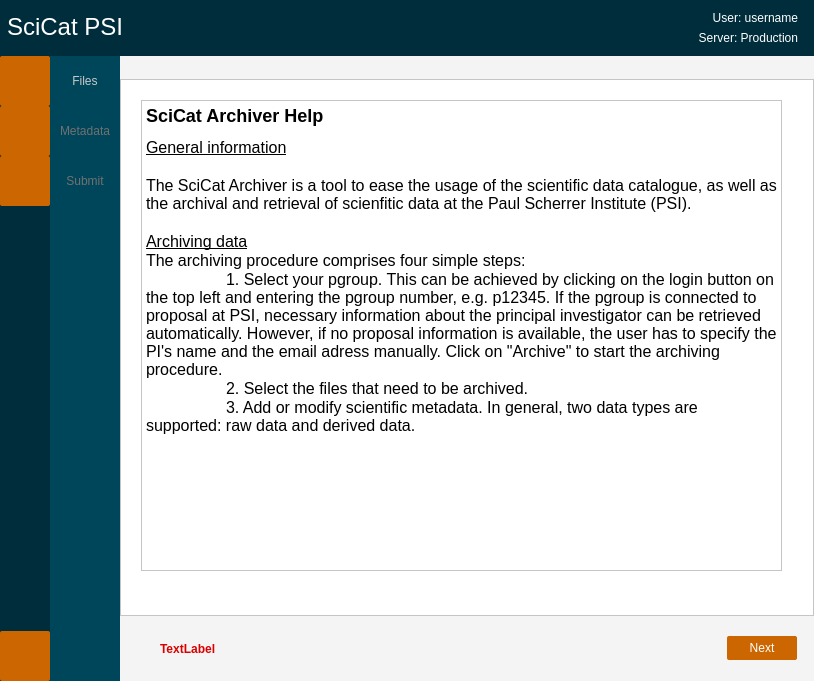
Above: PSIArchiver/dialog.ui from paulscherrerinstitute/scicat-qt before the change. Below: the same form after it.
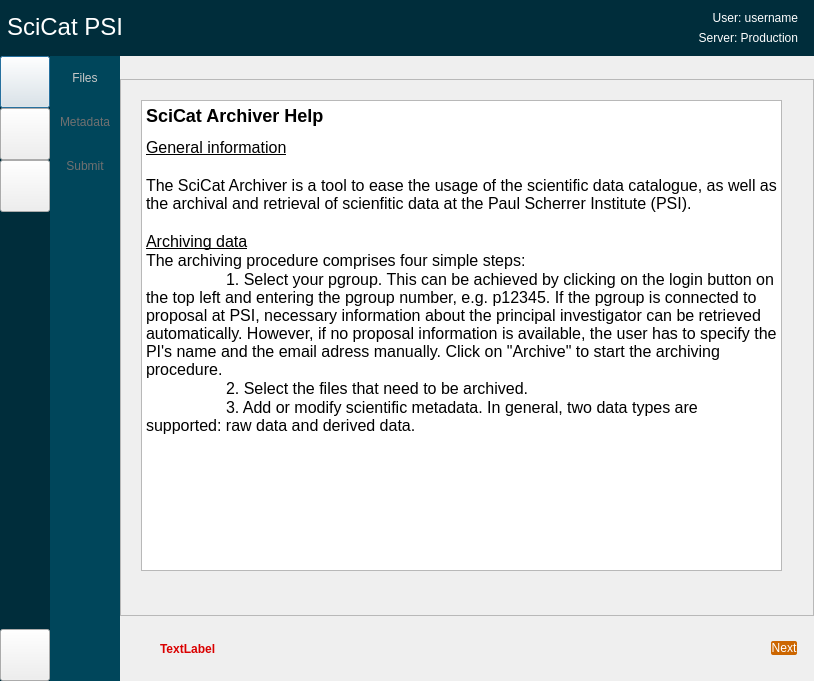
That is the form after the change. The open tabs and pages were chosen to show the change. Icons and pictures are not drawn.

```diff
--- a/PSIArchiver/dialog.ui
+++ b/PSIArchiver/dialog.ui
@@ -23,114 +23,7 @@
    <string>SciCat Archiver</string>
   </property>
   <property name="styleSheet">
-   <string notr="true">QDialog{background-color:rgb(244,244,244); color:rgb(0,0,0)}
-QPushButton{background-color: rgb(204, 102, 0); color: rgb(255, 255, 255); border-radius:2px; min-width:50px; min-height:20px; padding: 2px; padding-left:10px; padding-right:10px}
-QPushButton:hover{background-color: rgb(244, 122, 0); color: rgb(255, 255, 255)}
-QLineEdit{background-color:rgb(255,255,255); color:rgb(0,0,0);border-color:rgb(0, 0, 0)}
-QGroupBox{border-color:rgb(255, 255, 255); background-color:rgb(255,255,255); color:rgb(0,0,0); border:0px; padding-top:10px}
-QGroupBox::title{background:transparent; color:rgb(0,0,0)}
-QScrollArea{background-color:rgb(255,255,0); margin:0px}
-QLabel{color:rgb(0, 0, 0)}
-QStackedWidget{background-color:rgb(255, 255, 255)}
-QListWidget{background-color:rgb(255, 255, 255)}
-QTableWidget{background-color:rgb(255, 255, 255)}
-QTreeWidget{background-color:rgb(255, 255, 255)}
-QTextEdit{background-color:rgb(255, 255, 255);border-color:rgb(0, 0, 0)}
-QCheckBox{color:black}
-QTabWidget::pane {
-    border: 1px solid black;
-    background: white;
-    color:black
-}
-
-QTabWidget::tab-bar:top {
-    top: 1px;
-}
-
-QTabWidget::tab-bar:bottom {
-    bottom: 1px;
-}
-
-QTabWidget::tab-bar:left {
-    right: 1px;
-}
-
-QTabWidget::tab-bar:right {
-    left: 1px;
-}
-
-QTabBar::tab {
-    border: 1px solid black;
-color:black;
-}
-
-QTabBar::tab:selected {
-    background: rgb(0, 112, 159); color: white
-}
-
-QTabBar::tab:!selected {
-    background: silver;
-}
-
-QTabBar::tab:!selected:hover {
-    background: #999;
-}
-
-QTabBar::tab:top:!selected {
-    margin-top: 3px;
-}
-
-QTabBar::tab:bottom:!selected {
-    margin-bottom: 3px;
-}
-
-QTabBar::tab:top, QTabBar::tab:bottom {
-    min-width: 8ex;
-    margin-right: -1px;
-    padding: 5px 10px 5px 10px;
-}
-
-QTabBar::tab:top:selected {
-    border-bottom-color: none;
-}
-
-QTabBar::tab:bottom:selected {
-    border-top-color: none;
-}
-
-QTabBar::tab:top:last, QTabBar::tab:bottom:last,
-QTabBar::tab:top:only-one, QTabBar::tab:bottom:only-one {
-    margin-right: 0;
-}
-
-QTabBar::tab:left:!selected {
-    margin-right: 3px;
-}
-
-QTabBar::tab:right:!selected {
-    margin-left: 3px;
-}
-
-QTabBar::tab:left, QTabBar::tab:right {
-    min-height: 8ex;
-    margin-bottom: -1px;
-    padding: 10px 5px 10px 5px;
-}
-
-QTabBar::tab:left:selected {
-    border-left-color: none;
-}
-
-QTabBar::tab:right:selected {
-    border-right-color: none;
-}
-
-QTabBar::tab:left:last, QTabBar::tab:right:last,
-QTabBar::tab:left:only-one, QTabBar::tab:right:only-one {
-    margin-bottom: 0;
-}
-
-</string>
+   <string notr="true"/>
   </property>
   <layout class="QVBoxLayout" name="verticalLayout_7">
    <property name="spacing">
@@ -372,8 +265,8 @@
           </property>
           <property name="minimumSize">
            <size>
-            <width>50</width>
-            <height>50</height>
+            <width>0</width>
+            <height>0</height>
            </size>
           </property>
           <property name="toolTip">
@@ -404,8 +297,8 @@
           </property>
           <property name="minimumSize">
            <size>
-            <width>50</width>
-            <height>50</height>
+            <width>0</width>
+            <height>0</height>
            </size>
           </property>
           <property name="toolTip">
@@ -433,8 +326,8 @@
           </property>
           <property name="minimumSize">
            <size>
-            <width>50</width>
-            <height>50</height>
+            <width>0</width>
+            <height>0</height>
            </size>
           </property>
           <property name="toolTip">
@@ -565,8 +458,8 @@
              </property>
              <property name="minimumSize">
               <size>
-               <width>50</width>
-               <height>50</height>
+               <width>0</width>
+               <height>0</height>
               </size>
              </property>
              <property name="toolTip">
@@ -596,8 +489,8 @@
              </property>
              <property name="minimumSize">
               <size>
-               <width>50</width>
-               <height>50</height>
+               <width>0</width>
+               <height>0</height>
               </size>
              </property>
              <property name="toolTip">
@@ -627,8 +520,8 @@
              </property>
              <property name="minimumSize">
               <size>
-               <width>50</width>
-               <height>50</height>
+               <width>0</width>
+               <height>0</height>
               </size>
              </property>
              <property name="toolTip">
@@ -2893,8 +2786,8 @@
              </property>
              <property name="minimumSize">
               <size>
-               <width>70</width>
-               <height>24</height>
+               <width>0</width>
+               <height>0</height>
               </size>
              </property>
              <property name="styleSheet">
```
Left out of the diff: 43 changed lines with no effect on the pictures.
